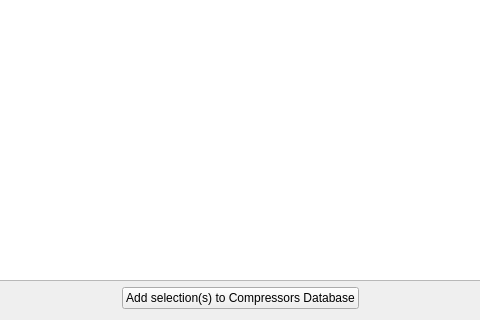
Above: ui_files/Compressor_select_datasheet.ui from OmarZaki96/EGSim before the change; both pictures show x 246 to 726 and y 361 to 681 of the 973 by 681 pixel window. Below: the same form after it.
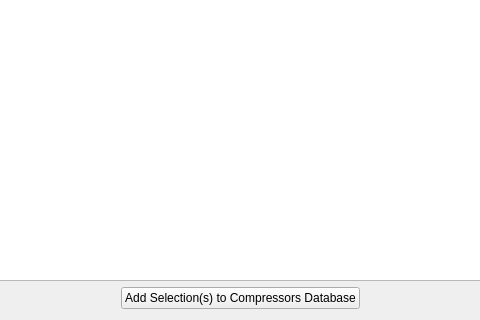
That is the form after the change.

Diff of the .ui file:
```diff
--- a/ui_files/Compressor_select_datasheet.ui
+++ b/ui_files/Compressor_select_datasheet.ui
@@ -345,7 +345,7 @@
      <item>
       <widget class="QPushButton" name="add_button">
        <property name="text">
-        <string>Add selection(s) to Compressors Database</string>
+        <string>Add Selection(s) to Compressors Database</string>
        </property>
       </widget>
      </item>
```
